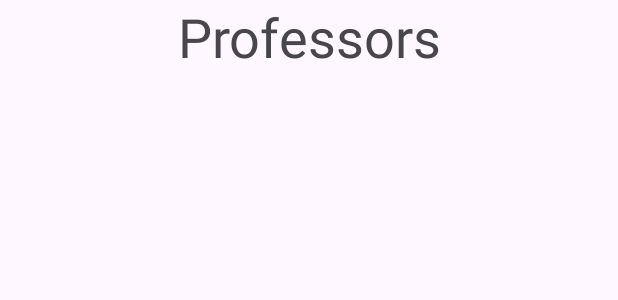
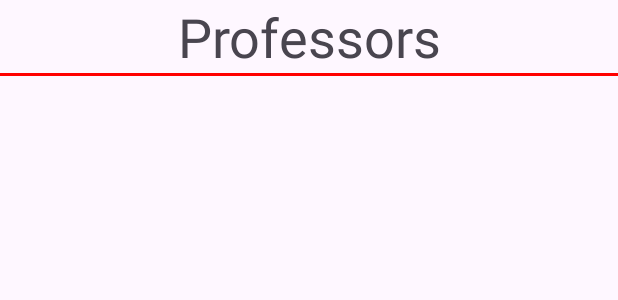
Before and after one commit to evanshaped/FavoriteProfessorApp, an Android app: the layout activity_search.xml on its own in the app's theme, with its tools: preview values and no code run, on a phone screen of 412 x 824 dp. Shown: the top 300 px of the screen. Run offline under Robolectric (Android 15) with nearby library versions, the light colour scheme and no system bars.

Commit message:
update search layout

```diff
--- a/app/src/main/java/com/example/favoriteprofessorapp/SearchActivity.kt
+++ b/app/src/main/java/com/example/favoriteprofessorapp/SearchActivity.kt
@@ -31,6 +31,7 @@ class SearchActivity : AppCompatActivity() {
         var valueObject = MainActivity.classes_snapshot?.value
         if (valueObject != null) {
             var value: String = valueObject.toString()
+            Log.w("MainActivity", value)
             var jsonObject : JSONObject = JSONObject(value)
             displayProfessors(jsonObject)
             //Log.w("MainActivity", value)
@@ -45,11 +46,13 @@ class SearchActivity : AppCompatActivity() {
         // add professors to Professor list if not already in it
         for (i in 0 until jsonArray.length()) {
             var name = jsonArray.getString(i)
-            Log.w("MainActivity", name)
+            //Log.w("MainActivity", name)
             if (!MainActivity.professors.checkForProfessor(name)) {
+                Log.w("MainActivity", name)
                 MainActivity.professors.addProfessor(Professor(name))
-                returned_professors.add(name)
+
             }
+            returned_professors.add(name)
         }
 
         // display the professors
--- a/app/src/main/res/layout/activity_search.xml
+++ b/app/src/main/res/layout/activity_search.xml
@@ -12,6 +12,12 @@
         android:id="@+id/professor_search"
         android:textSize="36sp" />
 
+    <TextView
+        android:layout_width="match_parent"
+        android:layout_height="2dp"
+        android:background="#F00"
+        android:layout_below="@+id/professor_search"/>
+
     <ListView
         android:layout_width="wrap_content"
         android:layout_height="wrap_content"
```
